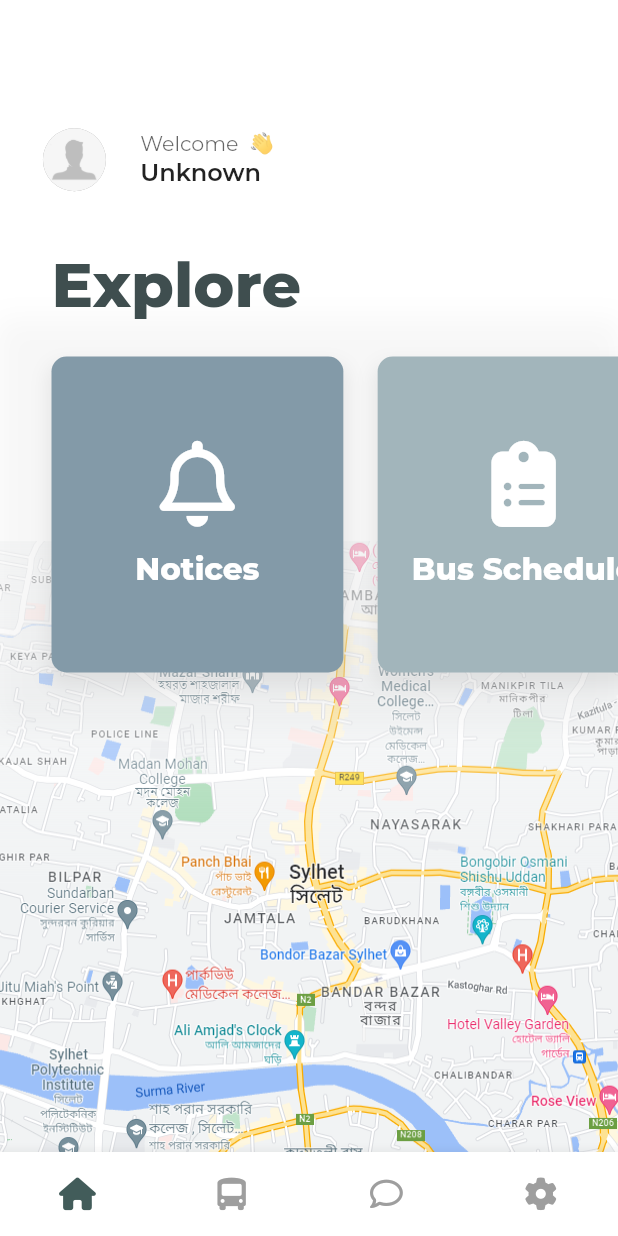
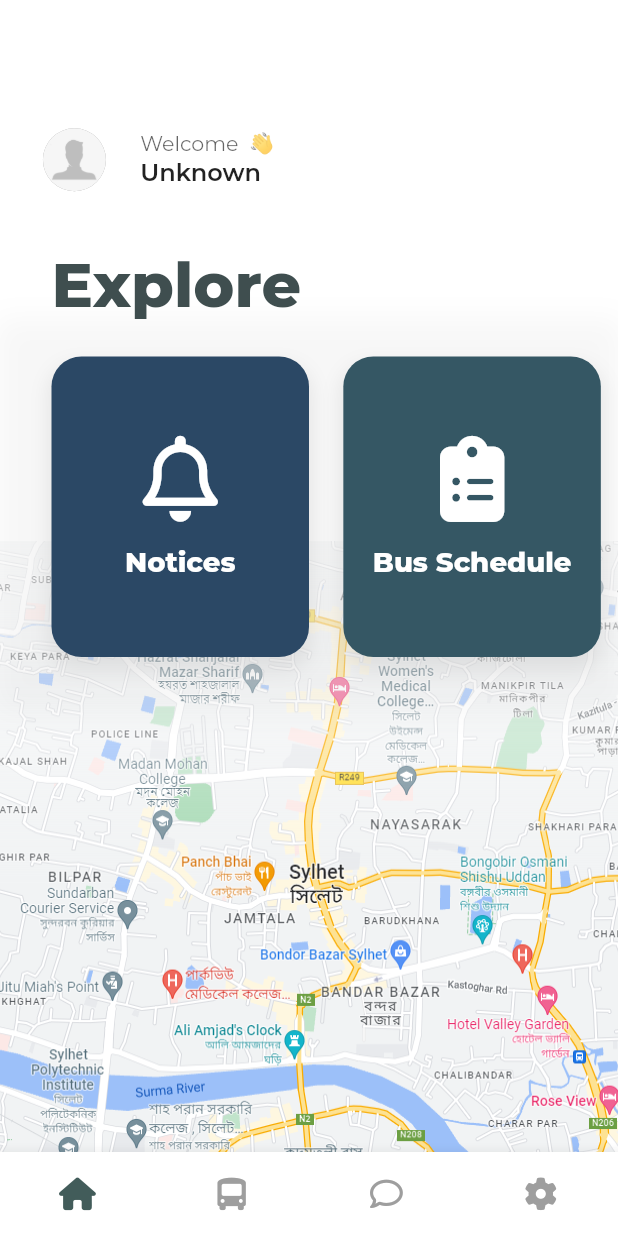
Before and after one commit to Sajid-ikram/LU-Bird, a Flutter app: the screen it shows once a user with an empty profile is signed in, on a phone screen of 412 x 824 dp. Run offline on Flutter 3.47's test engine with Material 2 defaults, Android fonts, the phone set to English and light mode, and no system bars; drawn by our look-alikes of animated_bottom_navigation_bar; our stand-ins replace cloud_firestore, firebase_auth, firebase_core, flutter_screenutil, flutter_spinkit, font_awesome_flutter and 4 more; accounts and stored records are empty.

```diff
--- a/lib/view/home/widgets/home_explore.dart
+++ b/lib/view/home/widgets/home_explore.dart
@@ -6,9 +6,9 @@ import 'package:lu_bird/view/public_widgets/app_colors.dart';
 
 SizedBox buildExplore() {
   List<Color> colors = [
-    const Color(0xff839AA8),
-    const Color(0xffA2B5BB),
-    const Color(0xff9CB4CC)
+    const Color(0xff2B4865),
+    const Color(0xff355764),
+    const Color(0xff3C6F9C)
   ];
 
   List<IconData> icons = [
@@ -21,7 +21,6 @@ SizedBox buildExplore() {
     "Notices",
     "Bus Schedule",
     "Class Routine",
-
   ];
 
   return SizedBox(
@@ -46,7 +45,7 @@ SizedBox buildExplore() {
           ),
         ),
         Container(
-          height: 260.h,
+          height: 250.h,
           decoration: BoxDecoration(
             boxShadow: [
               BoxShadow(
@@ -63,13 +62,13 @@ SizedBox buildExplore() {
               return InkWell(
                 onTap: () {},
                 child: Container(
-                  width: 170.w,
+                  width: 150.w,
                   height: 220.h,
                   margin: EdgeInsets.fromLTRB(
                       index == 0 ? 30.w : 10.w, 20.w, 10.w, 30.w),
                   decoration: BoxDecoration(
                     color: colors[index],
-                    borderRadius: BorderRadius.circular(10),
+                    borderRadius: BorderRadius.circular(20),
                     boxShadow: [
                       BoxShadow(
                           color: Colors.grey.withOpacity(0.2),
@@ -78,7 +77,6 @@ SizedBox buildExplore() {
                           offset: const Offset(0, 7))
                     ],
                   ),
-                  padding: EdgeInsets.all(15.sp),
                   child: Column(
                     mainAxisAlignment: MainAxisAlignment.center,
                     children: [
@@ -90,7 +88,10 @@ SizedBox buildExplore() {
                       SizedBox(height: 15.h),
                       Text(
                         titles[index],
-                        style: TextStyle(fontSize: 18.sp,color: Colors.white,fontWeight: FontWeight.w800),
+                        style: TextStyle(
+                            fontSize: 16.sp,
+                            color: Colors.white,
+                            fontWeight: FontWeight.w800),
                       )
                     ],
                   ),
```
Also changed, not shown: lib/view/home/custom_map.dart (+17 -14 lines).
